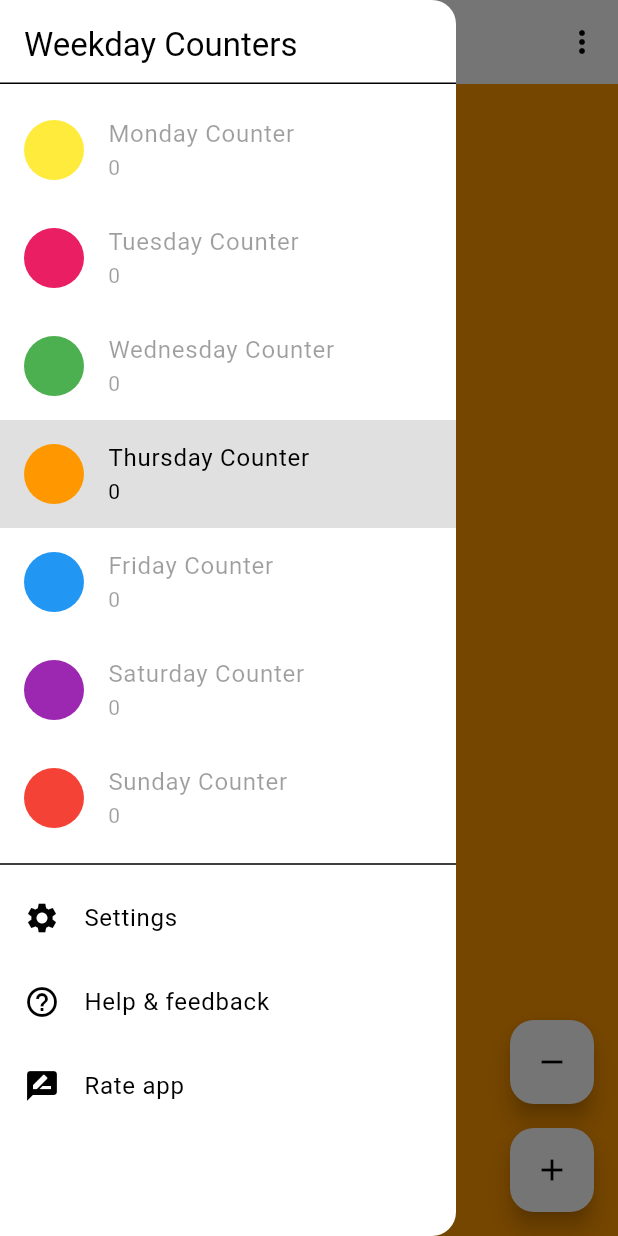
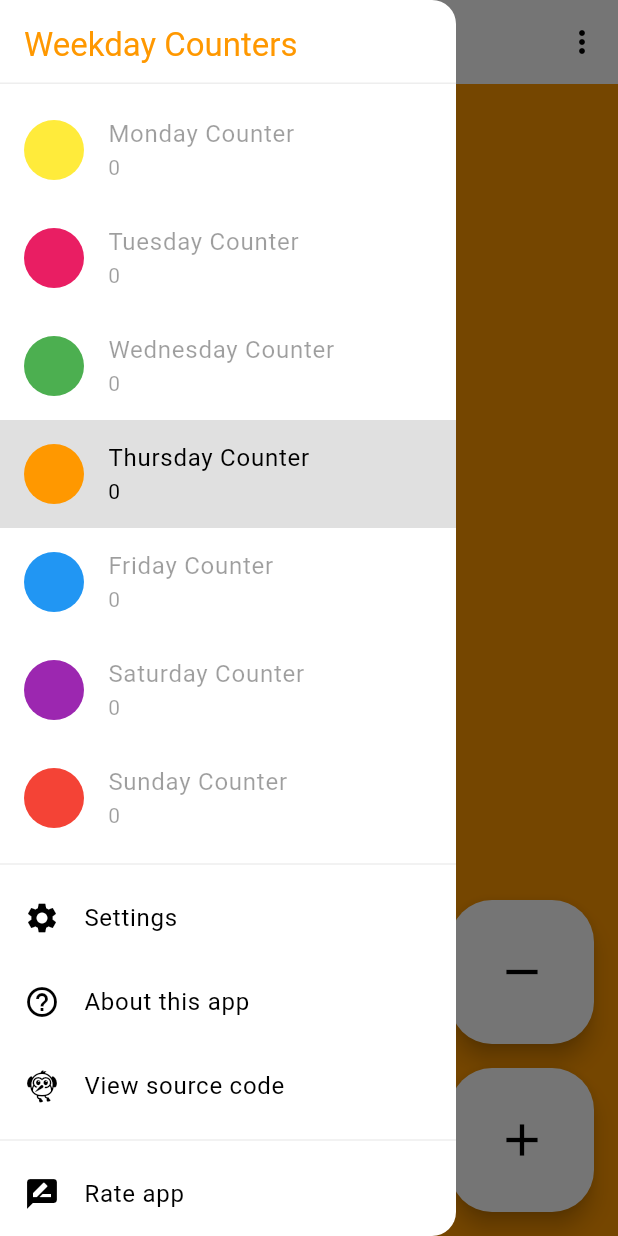
Before and after one commit to Appliberated/weekday_counters, a Flutter app: the screen it shows after launch, with the side drawer open, on a phone screen of 412 x 824 dp. Run offline on Flutter 3.47's test engine with Material 3 defaults, Android fonts, the phone set to English and light mode, and no system bars; our stand-ins replace share_plus, shared_preferences.

Commit message:
Fix Material 3 theme, small UI improvements
+ fix Flutter lint issues

```diff
--- a/lib/common/app_strings.dart
+++ b/lib/common/app_strings.dart
@@ -2,29 +2,33 @@
 // Licensed under the MIT License. See LICENSE in the project root for license information.
 // @author TechAurelian <dev@techaurelian.com> (https://techaurelian.com)
 
-import 'package:weekday_counters/screens/home.dart';
+import '../screens/home_screen.dart';
 
 /// Application wide UI and URL string constants.
 class AppStrings {
   static const String appName = 'Weekday Counters';
 
-  //#region Drawer
+  // -----------------------------------------------------------------------------------------------
+  // App Drawer
+  // -----------------------------------------------------------------------------------------------
 
   static const String drawerTitle = appName;
   static const String settingsItemTitle = 'Settings';
-  static const String helpItemTitle = 'Help & feedback';
+  static const String aboutItemTitle = 'About this app';
+  static const String viewSourceItemTitle = 'View source code';
   static const String rateItemTitle = 'Rate app';
 
-  //#endregion
-
-  //#region Menu items and functionality
+  // -----------------------------------------------------------------------------------------------
+  // Menu items and functionality
+  // -----------------------------------------------------------------------------------------------
 
   static const Map<MenuAction, String> menuActions = {
     MenuAction.reset: 'Reset counter',
     MenuAction.share: 'Share...',
   };
 
-  static const String resetConfirm = 'Reset counter to zero?';
+  static const String resetConfirmTitle = 'Confirm';
+  static const String resetConfirmMessage = 'Reset counter to zero?';
   static const String resetConfirmReset = 'Reset';
   static const String resetConfirmCancel = 'Cancel';
 
@@ -32,24 +36,24 @@ class AppStrings {
 
   static const String rateAppURL = 'https://appliberated.com/weekdaycounters/rate/';
 
-  static const String helpURL = 'https://appliberated.com/weekdaycounters/';
+  static const String aboutURL = 'https://appliberated.com/weekdaycounters/';
 
-  //#endregion
+  static const String viewSourceURL = 'https://github.com/Appliberated/weekday_counters';
 
-  //#region Main functionality
+  // -----------------------------------------------------------------------------------------------
+  // Main functionality
+  // -----------------------------------------------------------------------------------------------
 
   static const String incrementTooltip = 'Increment';
   static const String incrementHeroTag = 'incrementHeroTag';
   static const String decrementTooltip = 'Decrement';
   static const String decrementHeroTag = 'decrementHeroTag';
 
-  //#endregion
-
-  //#region Settings
+  // -----------------------------------------------------------------------------------------------
+  // Settings
+  // -----------------------------------------------------------------------------------------------
 
   static const String settingsTitle = 'Settings';
   static const String counterTapModeTitle = 'Counter tap mode';
   static const String counterTapModeSubtitle = 'Tap anywhere to increase counter';
-
-//#endregion
 }
--- a/lib/main.dart
+++ b/lib/main.dart
@@ -5,7 +5,7 @@
 import 'package:flutter/material.dart';
 
 import 'common/app_strings.dart';
-import 'screens/home.dart';
+import 'screens/home_screen.dart';
 
 void main() {
   runApp(const CountersApp());
@@ -20,25 +20,19 @@ class CountersApp extends StatelessWidget {
     return MaterialApp(
       debugShowCheckedModeBanner: false,
       title: AppStrings.appName,
-      theme: ThemeData(
-        colorScheme: const ColorScheme.light(
-          primary: Colors.white,
-          onPrimary: Colors.black,
-          secondary: Colors.white,
-          onSecondary: Colors.black,
+
+      // A black and white theme to go with the app's colored counters
+      theme: ThemeData.from(
+        colorScheme: ColorScheme.light(
+          primary: Colors.black,
+          surface: Colors.white,
           onSurface: Colors.black,
+          surfaceTint: Colors.white,
+          primaryContainer: Colors.white,
+          onPrimaryContainer: Colors.black,
+          outlineVariant: Colors.grey.shade200,
         ),
       ),
-      // theme: ThemeData(
-      //   primarySwatch: Colors.white.createMaterialColor(),
-      //   buttonTheme: ButtonThemeData(
-      //     colorScheme: ColorScheme.fromSwatch(
-      //       primarySwatch: Colors.black.createMaterialColor(),
-      //     ),
-      //   ),
-      //   visualDensity: VisualDensity.adaptivePlatformDensity,
-      //   typography: Typography.material2018(),
-      // ),
       home: const HomeScreen(),
     );
   }
--- a/lib/models/counter.dart
+++ b/lib/models/counter.dart
@@ -2,7 +2,6 @@
 // Licensed under the MIT License. See LICENSE in the project root for license information.
 // @author TechAurelian <dev@techaurelian.com> (https://techaurelian.com)
 
-import 'package:flutter/foundation.dart';
 import 'package:flutter/material.dart';
 
 import 'package:shared_preferences/shared_preferences.dart';
@@ -14,8 +13,6 @@ enum CounterType { monday, tuesday, wednesday, thursday, friday, saturday, sunda
 class Counter {
   /// Creates a counter of the specified [type].
   Counter(this.type);
-
-  //#region Counter value
 
   /// The counter value.
   int _value = 0;
@@ -44,12 +41,8 @@ class Counter {
     _setValue(0);
   }
 
-  //#endregion
-
-  //#region Persistent storage
-
   /// Returns the persistent storage key for each counter type.
-  static String _counterKey(CounterType type) => '${describeEnum(type)}_counter';
+  static String _counterKey(CounterType type) => '${type.name}_counter';
 
   /// Saves the counter value to persistent storage.
   Future<void> _saveValue() async {
@@ -61,10 +54,6 @@ class Counter {
   void loadValue(SharedPreferences prefs) {
     _value = prefs.getInt(_counterKey(type)) ?? 0;
   }
-
-  //#endregion
-
-  //#region Counter type, color, name
 
   /// The counter type.
   final CounterType type;
@@ -80,8 +69,8 @@ class Counter {
 
   /// Returns the name of the specified counter type (e.g. "Black Counter").
   static String nameOf(CounterType type) {
-    final String name = describeEnum(type);
-    return '${name.substring(0, 1).toUpperCase()}${name.substring(1).toLowerCase()} Counter';
+    final String name = type.name;
+    return '${name[0].toUpperCase()}${name.substring(1).toLowerCase()} Counter';
   }
 
   /// A map with the corresponding ARGB color value for each counter type.
@@ -94,8 +83,6 @@ class Counter {
     CounterType.saturday: Colors.purple,
     CounterType.sunday: Colors.red,
   };
-
-//#endregion
 }
 
 /// Provides a map of counters for each counter type, and keeps a reference to the current counter.
--- a/lib/screens/home.dart
+++ b/lib/screens/home_screen.dart
@@ -54,7 +54,8 @@ class _HomeScreenState extends State<HomeScreen> {
         // Reset the counter after asking for confirmation.
         showAcceptCancelDialog(
           context,
-          AppStrings.resetConfirm,
+          AppStrings.resetConfirmTitle,
+          AppStrings.resetConfirmMessage,
           AppStrings.resetConfirmReset,
           AppStrings.resetConfirmCancel,
           () => setState(() => _counters.current.reset()),
@@ -75,9 +76,13 @@ class _HomeScreenState extends State<HomeScreen> {
         // Load the Settings screen
         _loadSettingsScreen();
         break;
-      case DrawerExtraActions.help:
+      case DrawerExtraActions.about:
         // Launch the app online help url
-        launchUrlExternal(AppStrings.helpURL);
+        launchUrlExternal(AppStrings.aboutURL);
+        break;
+      case DrawerExtraActions.viewSource:
+        // Launch the app source code repo url
+        launchUrlExternal(AppStrings.viewSourceURL);
         break;
       case DrawerExtraActions.rate:
         // Launch the Google Play Store page to allow the user to rate the app
@@ -159,14 +164,14 @@ class _HomeScreenState extends State<HomeScreen> {
       direction: isPortrait ? Axis.vertical : Axis.horizontal,
       mainAxisAlignment: MainAxisAlignment.end,
       children: <Widget>[
-        FloatingActionButton(
+        FloatingActionButton.large(
           heroTag: AppStrings.decrementHeroTag,
           onPressed: () => setState(() => _counters.current.decrement()),
           tooltip: AppStrings.decrementTooltip,
           child: const Icon(Icons.remove),
         ),
         isPortrait ? const SizedBox(height: 16.0) : const SizedBox(width: 16.0),
-        FloatingActionButton(
+        FloatingActionButton.large(
           heroTag: AppStrings.incrementHeroTag,
           onPressed: () => setState(() => _counters.current.increment()),
           tooltip: AppStrings.incrementTooltip,
--- a/lib/utils/utils.dart
+++ b/lib/utils/utils.dart
@@ -3,6 +3,7 @@
 // @author TechAurelian <dev@techaurelian.com> (https://techaurelian.com)
 
 import 'package:flutter/material.dart';
+
 import 'package:url_launcher/url_launcher.dart';
 
 /// Formats [number] as a decimal, inserting locale-appropriate thousands separators as necessary.
--- a/lib/widgets/accept_cancel_dialog.dart
+++ b/lib/widgets/accept_cancel_dialog.dart
@@ -7,6 +7,7 @@ import 'package:flutter/material.dart';
 /// Displays a Material dialog with "accept" and "cancel" buttons.
 void showAcceptCancelDialog(
   BuildContext context,
+  String title,
   String message,
   String acceptButton,
   String cancelButton,
@@ -16,6 +17,7 @@ void showAcceptCancelDialog(
       context: context,
       builder: (BuildContext context) {
         return AlertDialog(
+          title: Text(title),
           content: Text(message),
           actions: <Widget>[
             TextButton(
--- a/lib/widgets/counter_display.dart
+++ b/lib/widgets/counter_display.dart
@@ -27,8 +27,9 @@ class CounterDisplay extends StatelessWidget {
 
   @override
   Widget build(BuildContext context) {
-    final TextStyle? counterStyle =
-        isPortrait ? Theme.of(context).textTheme.headline1 : Theme.of(context).textTheme.headline2;
+    final TextStyle? counterStyle = isPortrait
+        ? Theme.of(context).textTheme.displayLarge
+        : Theme.of(context).textTheme.displayMedium;
 
     return Container(
       alignment: Alignment.center,
--- a/lib/widgets/counters_drawer.dart
+++ b/lib/widgets/counters_drawer.dart
@@ -10,7 +10,7 @@ import '../utils/utils.dart';
 import 'color_list_tile.dart';
 
 /// Drawer extra actions enumeration.
-enum DrawerExtraActions { settings, help, rate }
+enum DrawerExtraActions { settings, about, rate, viewSource }
 
 /// A material design drawer that shows navigation links for all available counters.
 class CountersDrawer extends StatelessWidget {
@@ -43,7 +43,7 @@ class CountersDrawer extends StatelessWidget {
         selectedColor: Colors.black,
         child: ListView(
           children: <Widget>[
-            _buildDrawerHeader(context),
+            _buildDrawerHeader(context, counters.current.color),
             ...CounterType.values.map((type) => _buildCounterListTile(context, type)),
             const Divider(),
             ListTile(
@@ -53,9 +53,15 @@ class CountersDrawer extends StatelessWidget {
             ),
             ListTile(
               leading: const Icon(Icons.help_outline),
-              title: const Text(AppStrings.helpItemTitle),
-              onTap: () => _onExtraActionTap(context, DrawerExtraActions.help),
+              title: const Text(AppStrings.aboutItemTitle),
+              onTap: () => _onExtraActionTap(context, DrawerExtraActions.about),
             ),
+            ListTile(
+              leading: const Icon(Icons.flutter_dash),
+              title: const Text(AppStrings.viewSourceItemTitle),
+              onTap: () => _onExtraActionTap(context, DrawerExtraActions.viewSource),
+            ),
+            const Divider(),
             ListTile(
               leading: const Icon(Icons.rate_review),
               title: const Text(AppStrings.rateItemTitle),
@@ -67,13 +73,13 @@ class CountersDrawer extends StatelessWidget {
     );
   }
 
-  Widget _buildDrawerHeader(BuildContext context) {
+  Widget _buildDrawerHeader(BuildContext context, Color color) {
     return SizedBox(
       height: kToolbarHeight + 8.0,
       child: DrawerHeader(
         child: Text(
           title,
-          style: Theme.of(context).textTheme.headline6,
+          style: Theme.of(context).textTheme.titleLarge?.copyWith(color: color),
         ),
       ),
     );
```
